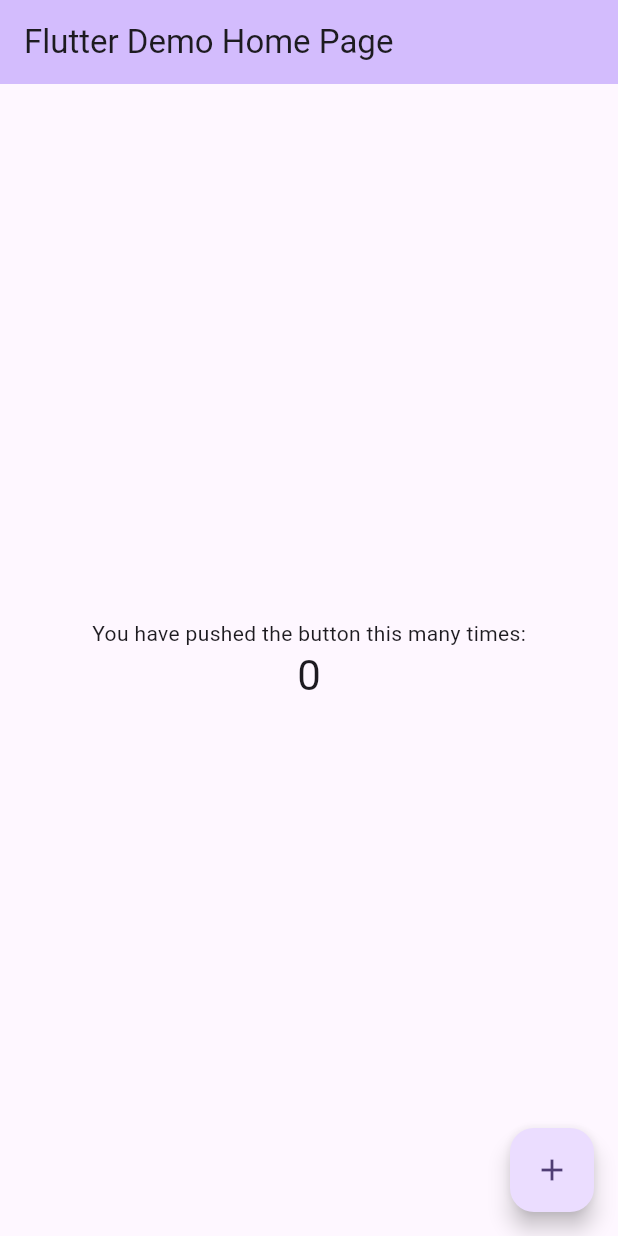
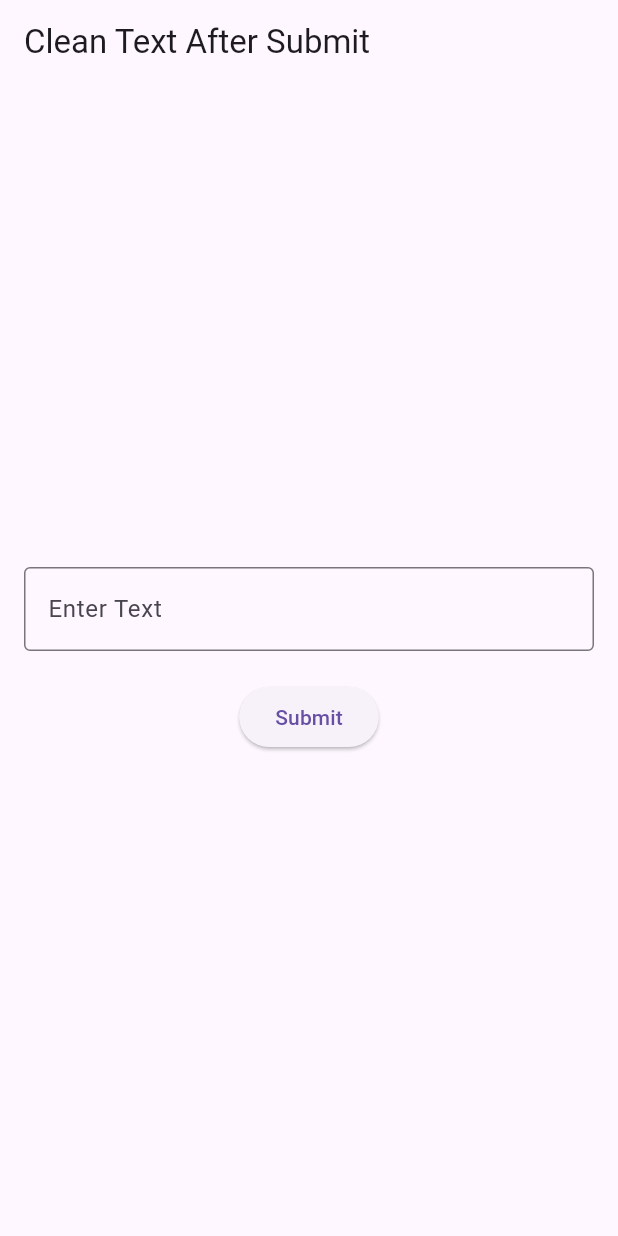
Before and after one commit to Hassan-Kaoud/Text_cleaning_app, a Flutter app: the screen it shows after launch, on a phone screen of 412 x 824 dp. Run offline on Flutter 3.47's test engine with Material 3 defaults, Android fonts, the phone set to English and light mode, and no system bars.

Commit message:
secound commit

```diff
--- a/lib/main.dart
+++ b/lib/main.dart
@@ -1,125 +1,64 @@
 import 'package:flutter/material.dart';
 
-void main() {
-  runApp(const MyApp());
-}
+class CleanTextFieldPage extends StatelessWidget {
+  final TextEditingController _controller = TextEditingController();
 
-class MyApp extends StatelessWidget {
-  const MyApp({super.key});
+  // Function to sanitize the input
+  String sanitizeInput(String input) {
+    // Remove all spaces and unwanted special characters
+    return input.replaceAll(RegExp(r'[^\w]'), '');
+  }
 
-  // This widget is the root of your application.
   @override
   Widget build(BuildContext context) {
-    return MaterialApp(
-      title: 'Flutter Demo',
-      theme: ThemeData(
-        // This is the theme of your application.
-        //
-        // TRY THIS: Try running your application with "flutter run". You'll see
-        // the application has a purple toolbar. Then, without quitting the app,
-        // try changing the seedColor in the colorScheme below to Colors.green
-        // and then invoke "hot reload" (save your changes or press the "hot
-        // reload" button in a Flutter-supported IDE, or press "r" if you used
-        // the command line to start the app).
-        //
-        // Notice that the counter didn't reset back to zero; the application
-        // state is not lost during the reload. To reset the state, use hot
-        // restart instead.
-        //
-        // This works for code too, not just values: Most code changes can be
-        // tested with just a hot reload.
-        colorScheme: ColorScheme.fromSeed(seedColor: Colors.deepPurple),
-        useMaterial3: true,
+    return Scaffold(
+      appBar: AppBar(
+        title: const Text('Clean Text After Submit'),
       ),
-      home: const MyHomePage(title: 'Flutter Demo Home Page'),
+      body: Padding(
+        padding: const EdgeInsets.all(16.0),
+        child: Column(
+          mainAxisAlignment: MainAxisAlignment.center,
+          children: [
+            TextField(
+              controller: _controller,
+              decoration: const InputDecoration(
+                labelText: 'Enter Text',
+                border: OutlineInputBorder(),
+              ),
+            ),
+            const SizedBox(height: 20),
+            ElevatedButton(
+              onPressed: () {
+                // Sanitize the input on submit
+                final cleanedText = sanitizeInput(_controller.text);
+
+                // Show sanitized text in a dialog
+                showDialog(
+                  context: context,
+                  builder: (context) => AlertDialog(
+                    title: const Text('Cleaned Text'),
+                    content: Text(cleanedText),
+                    actions: [
+                      TextButton(
+                        onPressed: () => Navigator.of(context).pop(),
+                        child: const Text('OK'),
+                      ),
+                    ],
+                  ),
+                );
+              },
+              child: const Text('Submit'),
+            ),
+          ],
+        ),
+      ),
     );
   }
 }
 
-class MyHomePage extends StatefulWidget {
-  const MyHomePage({super.key, required this.title});
-
-  // This widget is the home page of your application. It is stateful, meaning
-  // that it has a State object (defined below) that contains fields that affect
-  // how it looks.
-
-  // This class is the configuration for the state. It holds the values (in this
-  // case the title) provided by the parent (in this case the App widget) and
-  // used by the build method of the State. Fields in a Widget subclass are
-  // always marked "final".
-
-  final String title;
-
-  @override
-  State<MyHomePage> createState() => _MyHomePageState();
+void main() {
+  runApp(MaterialApp(
+    home: CleanTextFieldPage(),
+  ));
 }
-
-class _MyHomePageState extends State<MyHomePage> {
-  int _counter = 0;
-
-  void _incrementCounter() {
-    setState(() {
-      // This call to setState tells the Flutter framework that something has
-      // changed in this State, which causes it to rerun the build method below
-      // so that the display can reflect the updated values. If we changed
-      // _counter without calling setState(), then the build method would not be
-      // called again, and so nothing would appear to happen.
-      _counter++;
-    });
-  }
-
-  @override
-  Widget build(BuildContext context) {
-    // This method is rerun every time setState is called, for instance as done
-    // by the _incrementCounter method above.
-    //
-    // The Flutter framework has been optimized to make rerunning build methods
-    // fast, so that you can just rebuild anything that needs updating rather
-    // than having to individually change instances of widgets.
-    return Scaffold(
-      appBar: AppBar(
-        // TRY THIS: Try changing the color here to a specific color (to
-        // Colors.amber, perhaps?) and trigger a hot reload to see the AppBar
-        // change color while the other colors stay the same.
-        backgroundColor: Theme.of(context).colorScheme.inversePrimary,
-        // Here we take the value from the MyHomePage object that was created by
-        // the App.build method, and use it to set our appbar title.
-        title: Text(widget.title),
-      ),
-      body: Center(
-        // Center is a layout widget. It takes a single child and positions it
-        // in the middle of the parent.
-        child: Column(
-          // Column is also a layout widget. It takes a list of children and
-          // arranges them vertically. By default, it sizes itself to fit its
-          // children horizontally, and tries to be as tall as its parent.
-          //
-          // Column has various properties to control how it sizes itself and
-          // how it positions its children. Here we use mainAxisAlignment to
-          // center the children vertically; the main axis here is the vertical
-          // axis because Columns are vertical (the cross axis would be
-          // horizontal).
-          //
-          // TRY THIS: Invoke "debug painting" (choose the "Toggle Debug Paint"
-          // action in the IDE, or press "p" in the console), to see the
-          // wireframe for each widget.
-          mainAxisAlignment: MainAxisAlignment.center,
-          children: <Widget>[
-            const Text(
-              'You have pushed the button this many times:',
-            ),
-            Text(
-              '$_counter',
-              style: Theme.of(context).textTheme.headlineMedium,
-            ),
-          ],
-        ),
-      ),
-      floatingActionButton: FloatingActionButton(
-        onPressed: _incrementCounter,
-        tooltip: 'Increment',
-        child: const Icon(Icons.add),
-      ), // This trailing comma makes auto-formatting nicer for build methods.
-    );
-  }
-}
```
